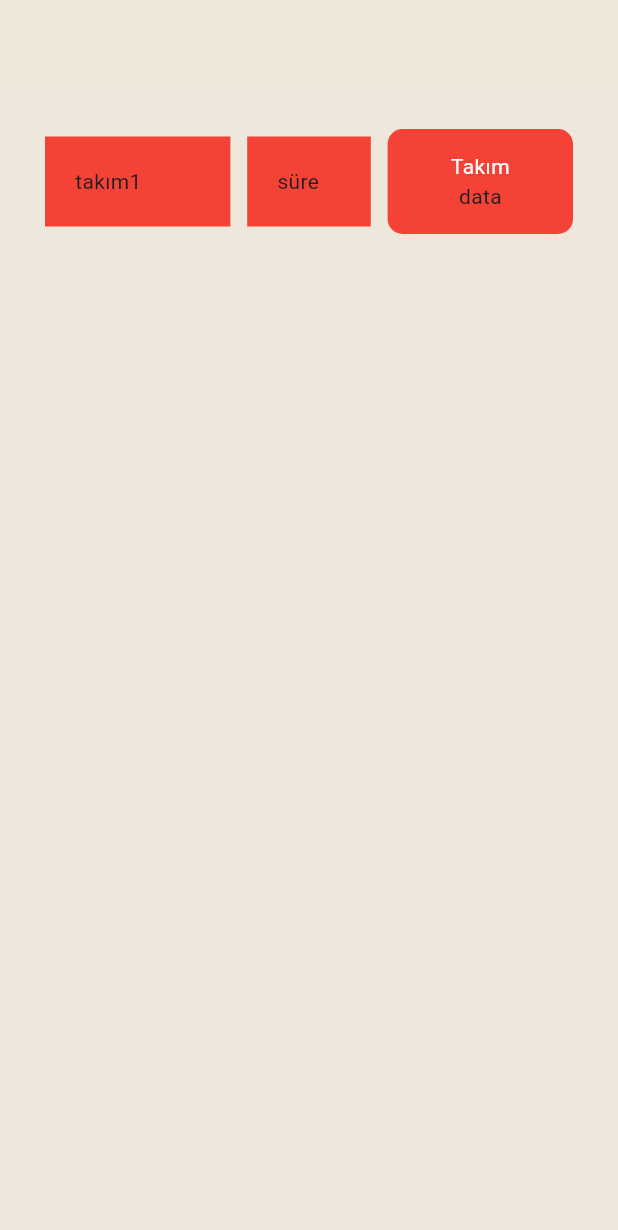
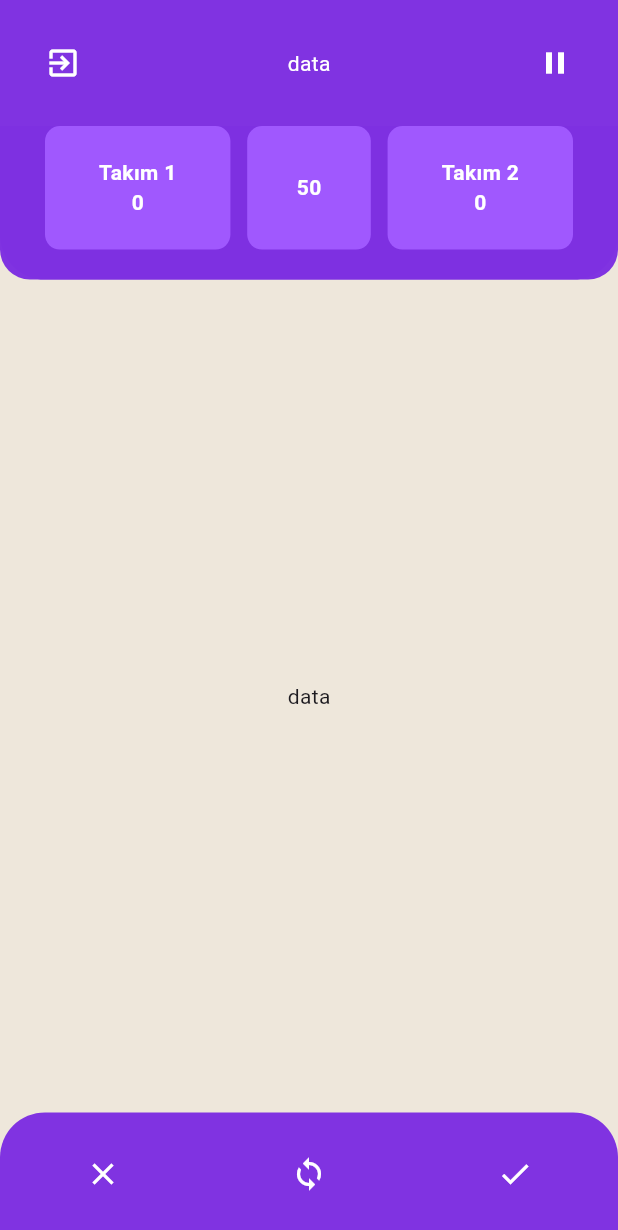
Before and after one commit to ensarsnr/Flutter-Game, a Flutter app: the GameView screen opened directly, on a phone screen of 412 x 824 dp. Shown: the top 1230 px of the screen. Run offline on Flutter 3.47's test engine with Material 3 defaults, Android fonts, the phone set to English and light mode, and no system bars.

Commit message:
Design game screen

```diff
--- a/lib/feature/view/game.dart
+++ b/lib/feature/view/game.dart
@@ -7,46 +7,116 @@ class GameView extends StatelessWidget {
   @override
   Widget build(BuildContext context) {
     double screenWidth = MediaQuery.of(context).size.width;
+    double screenHeight = MediaQuery.of(context).size.height;
+
     return Scaffold(
-      appBar: AppBar(
-        automaticallyImplyLeading: false,
-        backgroundColor: ColorConstants.EDELWEISS,
-      ),
       backgroundColor: ColorConstants.EDELWEISS,
       body: Column(
+        mainAxisAlignment: MainAxisAlignment.spaceBetween,
         children: [
           Container(
-            padding: const EdgeInsets.all(30),
+              decoration: const BoxDecoration(
+                borderRadius: BorderRadius.only(
+                    bottomLeft: Radius.circular(30),
+                    bottomRight: Radius.circular(30)),
+                color: Color.fromRGBO(126, 48, 225, 0.984),
+              ),
+              child: Column(
+                children: [
+                  Container(
+                    padding: EdgeInsets.all(30),
+                    child: Row(
+                      mainAxisAlignment: MainAxisAlignment.spaceBetween,
+                      children: [
+                        Icon(
+                          Icons.exit_to_app,
+                          color: Colors.white,
+                        ),
+                        Text(
+                          "data",
+                          style: TextStyle(color: Colors.white),
+                        ),
+                        Icon(
+                          Icons.pause,
+                          color: Colors.white,
+                        )
+                      ],
+                    ),
+                  ),
+                  Container(
+                    decoration: BoxDecoration(
+                        color: ColorConstants.THICK_PURPLE,
+                        borderRadius: BorderRadius.only(
+                            bottomLeft: Radius.circular(20),
+                            bottomRight: Radius.circular(20))),
+                    padding:
+                        const EdgeInsets.only(left: 30, right: 30, bottom: 20),
                     child: Row(
                       mainAxisAlignment: MainAxisAlignment.spaceBetween,
                       children: [
                         Container(
-                  padding: EdgeInsets.all(20),
-                  decoration: BoxDecoration(color: Colors.red),
+                          height: screenHeight * 0.1,
+                          decoration: BoxDecoration(
+                            color: Color.fromARGB(248, 161, 89, 255),
+                            borderRadius: BorderRadius.circular(10),
+                          ),
                           width: screenWidth * 0.3,
-                  child: Text("takım1"),
+                          child: Column(
+                            mainAxisAlignment: MainAxisAlignment.center,
+                            children: [
+                              Text(
+                                "Takım 1",
+                                style: TextStyle(
+                                    color: Colors.white,
+                                    fontWeight: FontWeight.bold),
+                              ),
+                              Text(
+                                "0",
+                                style: TextStyle(
+                                    color: Colors.white,
+                                    fontWeight: FontWeight.bold),
+                              ),
+                            ],
+                          ),
                         ),
                         Container(
                           width: screenWidth * 0.2,
-                  padding: EdgeInsets.all(20),
-                  decoration: BoxDecoration(color: Colors.red),
-                  child: Text("süre"),
+                          height: screenHeight * 0.1,
+                          decoration: BoxDecoration(
+                            color: Color.fromARGB(248, 161, 89, 255),
+                            borderRadius: BorderRadius.circular(10),
+                          ),
+                          child: Center(
+                            child: Text(
+                              "50",
+                              style: TextStyle(
+                                  color: Colors.white,
+                                  fontWeight: FontWeight.bold),
+                            ),
+                          ),
                         ),
                         Container(
-                  padding:
-                      EdgeInsets.only(left: 20, right: 20, top: 15, bottom: 15),
+                          height: screenHeight * 0.1,
                           width: screenWidth * 0.3,
                           decoration: BoxDecoration(
-                      color: Colors.red,
+                              color: Color.fromARGB(248, 161, 89, 255),
                               borderRadius: BorderRadius.circular(10)),
                           child: Center(
                             child: Column(
+                              mainAxisAlignment: MainAxisAlignment.center,
                               children: [
                                 Text(
-                          "Takım",
-                          style: TextStyle(color: Colors.white),
+                                  "Takım 2",
+                                  style: TextStyle(
+                                      color: Colors.white,
+                                      fontWeight: FontWeight.bold),
                                 ),
-                        Text("data")
+                                Text(
+                                  "0",
+                                  style: TextStyle(
+                                      color: Colors.white,
+                                      fontWeight: FontWeight.bold),
+                                )
                               ],
                             ),
                           ),
@@ -54,8 +124,27 @@ class GameView extends StatelessWidget {
                       ],
                     ),
                   ),
-          Container(),
-          Container(),
+                ],
+              )),
+          Container(
+            child: Text("data"),
+          ),
+          Container(
+            height: screenHeight * 0.1,
+            decoration: const BoxDecoration(
+                color: Color.fromRGBO(126, 48, 225, 0.984),
+                borderRadius: BorderRadius.only(
+                    topRight: Radius.circular(30),
+                    topLeft: Radius.circular(30))),
+            child: Row(
+              mainAxisAlignment: MainAxisAlignment.spaceAround,
+              children: [
+                Icon(Icons.close, color: Colors.white),
+                Icon(Icons.loop, color: Colors.white),
+                Icon(Icons.check, color: Colors.white),
+              ],
+            ),
+          ),
         ],
       ),
     );
```
Lines whose indentation alone changed are shown as unchanged.
